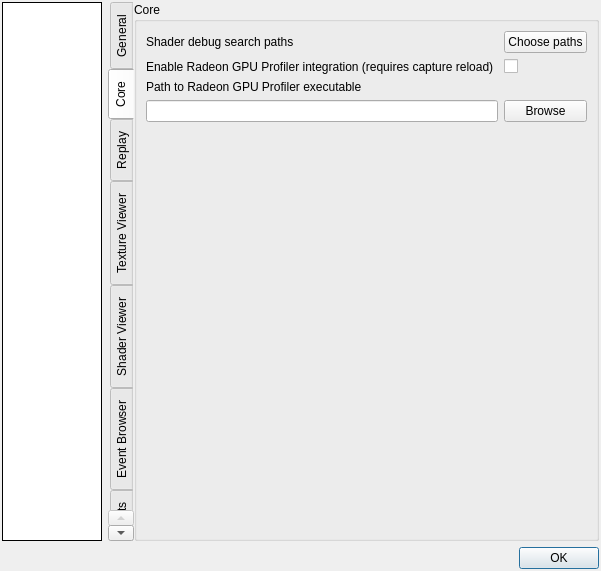
baldurk/renderdoc, file qrenderdoc/Windows/Dialogs/SettingsDialog.ui: the form before one commit.
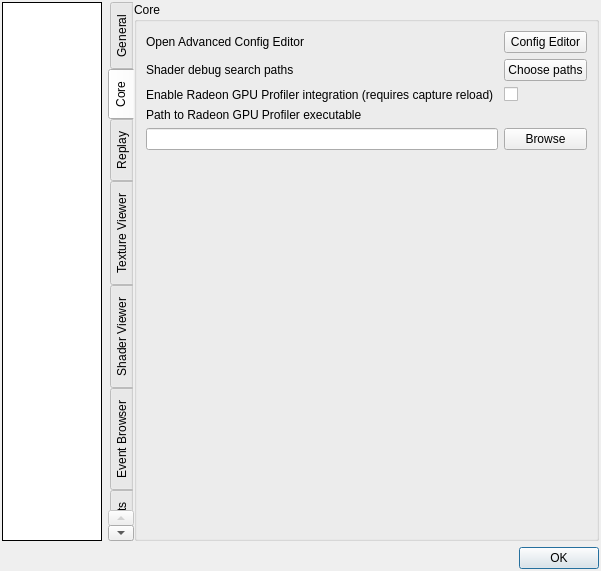
The form after the commit. The open tabs and pages were chosen to show the change. Custom widgets are drawn as their Qt base class.

Patch:
```diff
--- a/qrenderdoc/Windows/Dialogs/SettingsDialog.ui
+++ b/qrenderdoc/Windows/Dialogs/SettingsDialog.ui
@@ -482,27 +482,7 @@
           <string>Core</string>
          </property>
          <layout class="QGridLayout" name="gridLayout_2">
-          <item row="0" column="0">
-           <widget class="QLabel" name="label_11">
-            <property name="sizePolicy">
-             <sizepolicy hsizetype="Expanding" vsizetype="Preferred">
-              <horstretch>0</horstretch>
-              <verstretch>0</verstretch>
-             </sizepolicy>
-            </property>
-            <property name="text">
-             <string>Shader debug search paths</string>
-            </property>
-           </widget>
-          </item>
-          <item row="0" column="1">
-           <widget class="QPushButton" name="chooseSearchPaths">
-            <property name="text">
-             <string>Choose paths</string>
-            </property>
-           </widget>
-          </item>
-          <item row="2" column="0" colspan="2">
+          <item row="3" column="0" colspan="2">
            <widget class="QLabel" name="label_17">
             <property name="toolTip">
              <string>Locates the RadeonGPUProfiler.exe which will be used to interop with when generating and opening RGP profiles.</string>
@@ -512,24 +492,14 @@
             </property>
            </widget>
           </item>
-          <item row="3" column="0">
+          <item row="4" column="0">
            <widget class="QLineEdit" name="ExternalTool_RadeonGPUProfiler">
             <property name="toolTip">
              <string>Locates the RadeonGPUProfiler.exe which will be used to interop with when generating and opening RGP profiles.</string>
             </property>
            </widget>
           </item>
-          <item row="3" column="1">
-           <widget class="QPushButton" name="browseRGPPath">
-            <property name="toolTip">
-             <string>Locates the RadeonGPUProfiler.exe which will be used to interop with when generating and opening RGP profiles.</string>
-            </property>
-            <property name="text">
-             <string>Browse</string>
-            </property>
-           </widget>
-          </item>
-          <item row="4" column="0" colspan="2">
+          <item row="5" column="0" colspan="2">
            <spacer name="verticalSpacer_2">
             <property name="orientation">
              <enum>Qt::Vertical</enum>
@@ -542,7 +512,49 @@
             </property>
            </spacer>
           </item>
+          <item row="4" column="1">
+           <widget class="QPushButton" name="browseRGPPath">
+            <property name="toolTip">
+             <string>Locates the RadeonGPUProfiler.exe which will be used to interop with when generating and opening RGP profiles.</string>
+            </property>
+            <property name="text">
+             <string>Browse</string>
+            </property>
+           </widget>
+          </item>
+          <item row="2" column="0">
+           <widget class="QLabel" name="label_18">
+            <property name="toolTip">
+             <string>RenderDoc can optionally have integration with AMD's Radeon GPU Profiler, to allow capturing RGP from RenderDoc and allowing interop between the two.
+
+After interop is enabled you will need to reload any capture.</string>
+            </property>
+            <property name="text">
+             <string>Enable Radeon GPU Profiler integration (requires capture reload)</string>
+            </property>
+           </widget>
+          </item>
+          <item row="1" column="0">
+           <widget class="QLabel" name="label_11">
+            <property name="sizePolicy">
+             <sizepolicy hsizetype="Expanding" vsizetype="Preferred">
+              <horstretch>0</horstretch>
+              <verstretch>0</verstretch>
+             </sizepolicy>
+            </property>
+            <property name="text">
+             <string>Shader debug search paths</string>
+            </property>
+           </widget>
+          </item>
           <item row="1" column="1">
+           <widget class="QPushButton" name="chooseSearchPaths">
+            <property name="text">
+             <string>Choose paths</string>
+            </property>
+           </widget>
+          </item>
+          <item row="2" column="1">
            <widget class="QCheckBox" name="ExternalTool_RGPIntegration">
             <property name="toolTip">
              <string>RenderDoc can optionally have integration with AMD's Radeon GPU Profiler, to allow capturing RGP from RenderDoc and allowing interop between the two.
@@ -554,15 +566,17 @@
             </property>
            </widget>
           </item>
-          <item row="1" column="0">
-           <widget class="QLabel" name="label_18">
-            <property name="toolTip">
-             <string>RenderDoc can optionally have integration with AMD's Radeon GPU Profiler, to allow capturing RGP from RenderDoc and allowing interop between the two.
-
-After interop is enabled you will need to reload any capture.</string>
+          <item row="0" column="1">
+           <widget class="QPushButton" name="configEditor">
+            <property name="text">
+             <string>Config Editor</string>
             </property>
+           </widget>
+          </item>
+          <item row="0" column="0">
+           <widget class="QLabel" name="label_28">
             <property name="text">
-             <string>Enable Radeon GPU Profiler integration (requires capture reload)</string>
+             <string>Open Advanced Config Editor</string>
             </property>
            </widget>
           </item>
```
